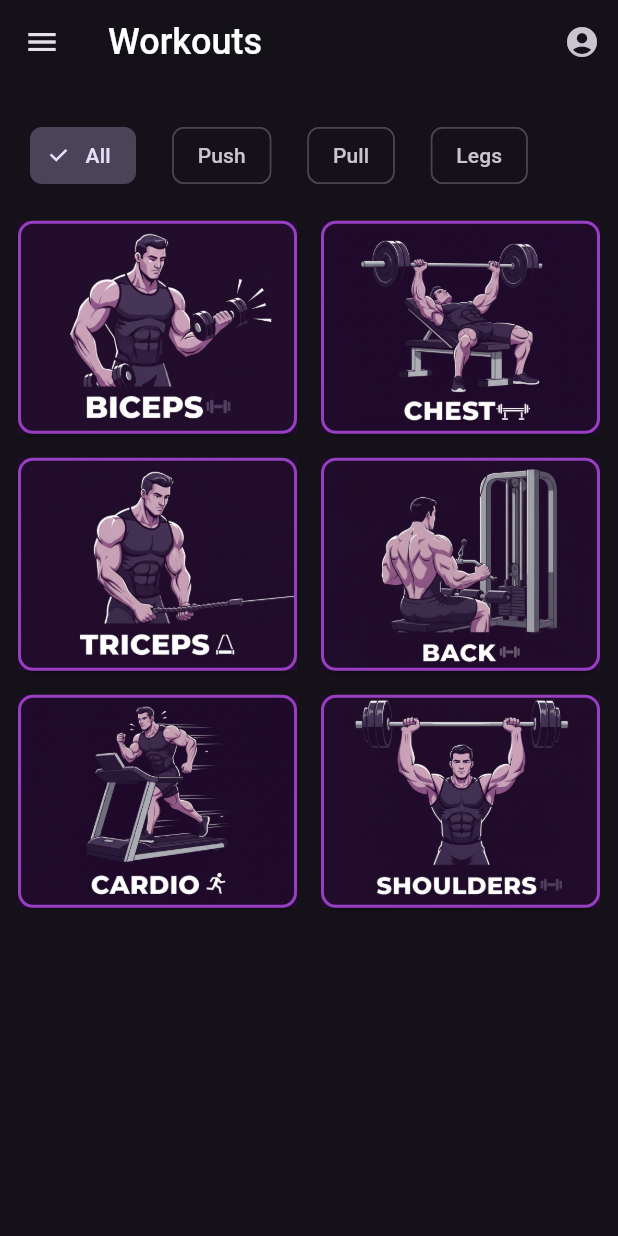
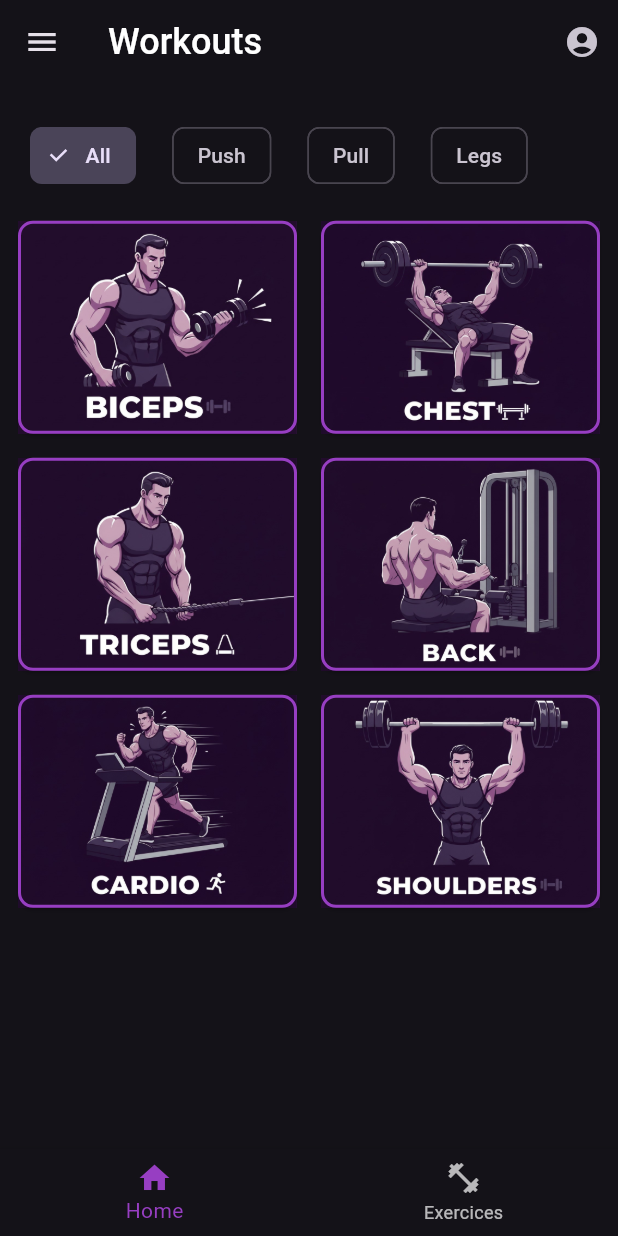
Before and after one commit to TarekMohammedgg/Fit-Fusion, a Flutter app: the Homeviewbody screen opened directly, on a phone screen of 412 x 824 dp. Run offline on Flutter 3.47's test engine with Material 3 defaults, Android fonts, the phone set to English and light mode, and no system bars; our stand-ins replace go_router; Roboto replaces fonts that are missing (Montserrat).

Commit message:
add bottom navigator bar

```diff
--- a/lib/features/home/presentation/views/widgets/homeviewbody.dart
+++ b/lib/features/home/presentation/views/widgets/homeviewbody.dart
@@ -50,6 +50,16 @@ class _HomeviewbodyState extends State<Homeviewbody> {
           ],
         ),
       ),
+      bottomNavigationBar: BottomNavigationBar(
+        items: const <BottomNavigationBarItem>[
+          BottomNavigationBarItem(icon: Icon(Icons.home), label: 'Home'),
+          BottomNavigationBarItem(
+            icon: Icon(Icons.fitness_center),
+            label: 'Exercices',
+          ),
+        ],
+        selectedItemColor: Color(0xff973ec2),
+      ),
     );
   }
 }
```
